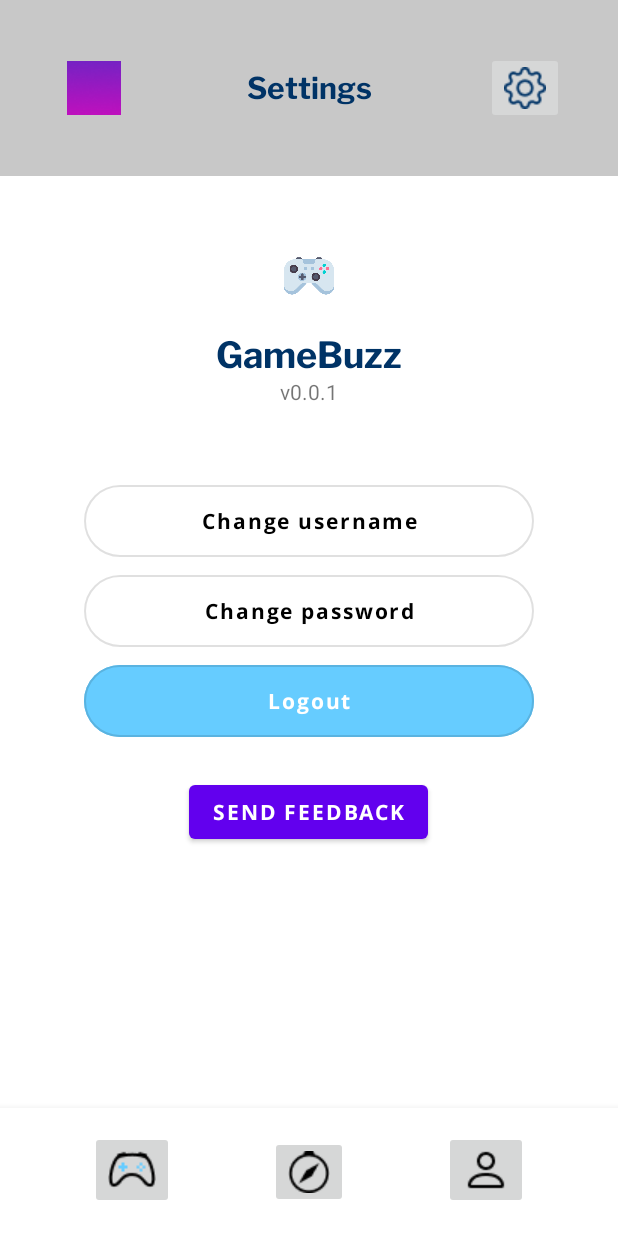
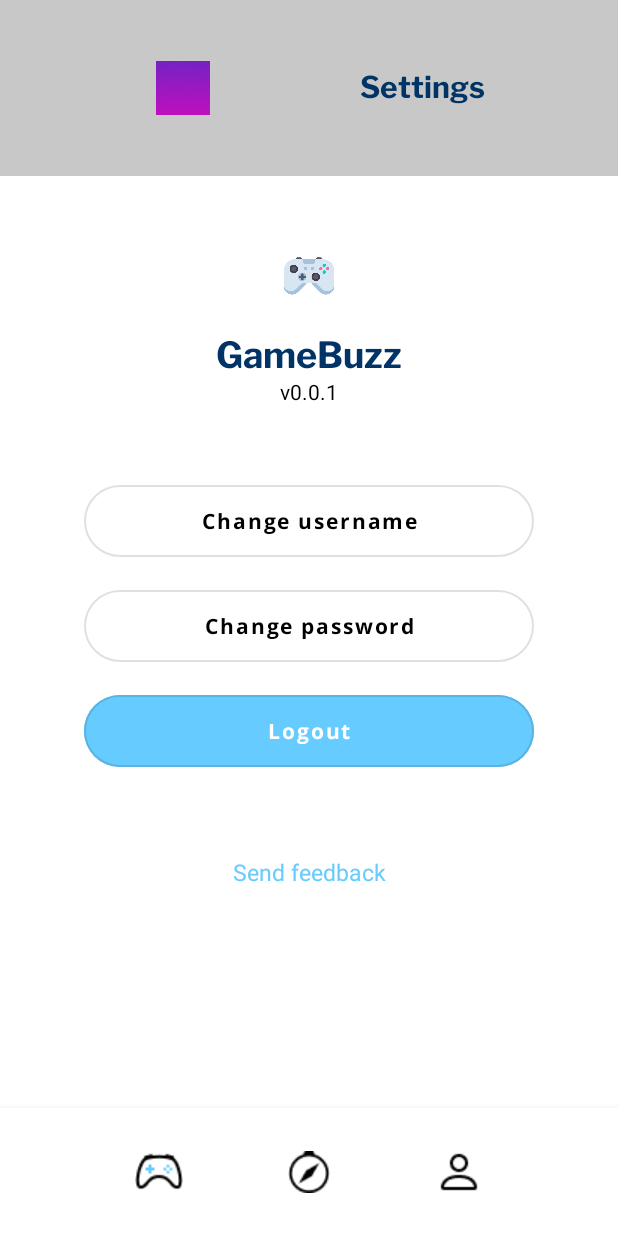
Before and after one commit to francescobarbieri/GameBuzz, an Android app: the SettingsActivity screen opened directly, with no data from a screen before it, on a phone screen of 412 x 824 dp. Run offline under Robolectric (Android 15) with nearby library versions, the light colour scheme and no system bars.

Commit message:
Sistemate le icone, bottomnavbar, tasto feedback. Da sistemare la TopBar.

```diff
--- a/app/src/main/java/com/gamebuzz/MainActivity.java
+++ b/app/src/main/java/com/gamebuzz/MainActivity.java
@@ -9,7 +9,7 @@ public class MainActivity extends AppCompatActivity {
     @Override
     protected void onCreate(Bundle savedInstanceState) {
         super.onCreate(savedInstanceState);
-        setContentView(R.layout.activity_welcome);
+        setContentView(R.layout.activity_settings);
 
     }
 
--- a/app/src/main/res/layout/activity_settings.xml
+++ b/app/src/main/res/layout/activity_settings.xml
@@ -35,6 +35,7 @@
         android:textAllCaps="false"
         android:textColor="@color/black"
         app:cornerRadius="80dp"
+        android:layout_marginTop="10dp"
         app:layout_constraintTop_toBottomOf="@+id/button2" />
 
     <Button
@@ -50,42 +51,46 @@
         android:textAllCaps="false"
         android:textColor="@color/white"
         app:cornerRadius="80dp"
+        android:layout_marginTop="10dp"
         app:layout_constraintTop_toBottomOf="@+id/button4" />
 
     <Button
         android:id="@+id/button8"
+        style="@style/Widget.Material3.Button.TextButton"
         android:layout_width="wrap_content"
         android:layout_height="wrap_content"
-        android:fontFamily="@font/open_sans_bold"
-        android:layout_marginTop="20dp"
         android:text="@string/send_feedback"
         app:layout_constraintEnd_toEndOf="parent"
-        app:layout_constraintHorizontal_bias="0.498"
         app:layout_constraintStart_toStartOf="parent"
+        android:textSize="15sp"
+        android:layout_marginTop="40dp"
+        android:textColor="@color/main_azure"
         app:layout_constraintTop_toBottomOf="@+id/button7" />
 
     <androidx.appcompat.widget.Toolbar
         android:id="@+id/toolbar"
-        android:backgroundTint="@color/light_gray1"
+        android:background="@color/light_gray1"
         android:layout_width="match_parent"
         android:layout_height="117dp"
-        android:background="?attr/colorPrimary"
         android:minHeight="?attr/actionBarSize"
-        android:theme="?attr/actionBarTheme"
         app:layout_constraintEnd_toEndOf="parent"
         app:layout_constraintStart_toStartOf="parent"
-        app:layout_constraintTop_toTopOf="parent" />
+        app:layout_constraintTop_toTopOf="parent" >
+
+        <LinearLayout
+            android:layout_width="match_parent"
+            android:layout_height="wrap_content"
+            android:gravity="center"
+            app:layout_constraintTop_toTopOf="parent"
+            android:orientation="horizontal" >
 
             <ImageButton
                 android:id="@+id/imageButton2"
                 android:layout_width="36dp"
                 android:layout_height="36dp"
-        android:layout_marginRight="40dp"
-        app:layout_constraintBottom_toBottomOf="@+id/toolbar"
-        app:layout_constraintEnd_toStartOf="@+id/textView4"
-        app:layout_constraintStart_toStartOf="@+id/toolbar"
-        app:layout_constraintTop_toTopOf="parent"
-        app:cornerRadius="300dp"
+                android:layout_gravity="left"
+                android:layout_marginRight="100dp"
+                app:cornerRadius="50px"
                 app:srcCompat="@drawable/propic" />
 
             <TextView
@@ -95,23 +100,17 @@
                 android:fontFamily="@font/libre_franklin_bold"
                 android:textColor="@color/dark_blue"
                 android:textSize="20sp"
-        android:gravity="center"
+                android:layout_gravity="center"
                 android:text="@string/settings"
                 app:layout_constraintBottom_toBottomOf="@+id/toolbar"
                 app:layout_constraintEnd_toEndOf="parent"
                 app:layout_constraintStart_toStartOf="@+id/toolbar"
                 app:layout_constraintTop_toTopOf="@+id/toolbar" />
 
-    <ImageButton
-        android:id="@+id/imageButton3"
-        android:layout_width="wrap_content"
-        android:layout_height="wrap_content"
-        android:layout_marginLeft="40dp"
-        app:layout_constraintBottom_toBottomOf="@+id/toolbar"
-        app:layout_constraintEnd_toEndOf="@+id/toolbar"
-        app:layout_constraintStart_toEndOf="@+id/textView4"
-        app:layout_constraintTop_toTopOf="@+id/toolbar"
-        app:srcCompat="@drawable/gear" />
+        </LinearLayout>
+
+</androidx.appcompat.widget.Toolbar>
+
 
     <ImageView
         android:id="@+id/imageView"
@@ -148,9 +147,9 @@
             android:id="@+id/imageButton5"
             android:layout_width="wrap_content"
             android:layout_height="wrap_content"
-            android:layout_gravity="right"
-            android:layout_marginRight="60dp"
-            android:layout_marginTop="15dp"
+            android:layout_gravity="center"
+            android:layout_marginLeft="100dp"
+            android:background="@android:color/transparent"
             app:srcCompat="@drawable/account" />
 
         <ImageButton
@@ -158,15 +157,16 @@
             android:layout_width="wrap_content"
             android:layout_height="wrap_content"
             android:layout_gravity="center"
+            android:background="@android:color/transparent"
             app:srcCompat="@drawable/compass" />
 
         <ImageButton
             android:id="@+id/imageButton6"
             android:layout_width="wrap_content"
             android:layout_height="wrap_content"
-            android:layout_gravity="left"
-            android:layout_marginLeft="60dp"
-            android:layout_marginTop="15dp"
+            android:layout_gravity="center"
+            android:layout_marginRight="100dp"
+            android:background="@android:color/transparent"
             app:srcCompat="@drawable/controller" />
     </com.google.android.material.bottomnavigation.BottomNavigationView>
 
@@ -174,6 +174,7 @@
         android:id="@+id/textView6"
         android:layout_width="wrap_content"
         android:layout_height="wrap_content"
+        android:textColor="@color/black"
         android:text="v0.0.1"
         app:layout_constraintEnd_toEndOf="parent"
         app:layout_constraintStart_toStartOf="parent"
```
Lines whose indentation alone changed are shown as unchanged.
